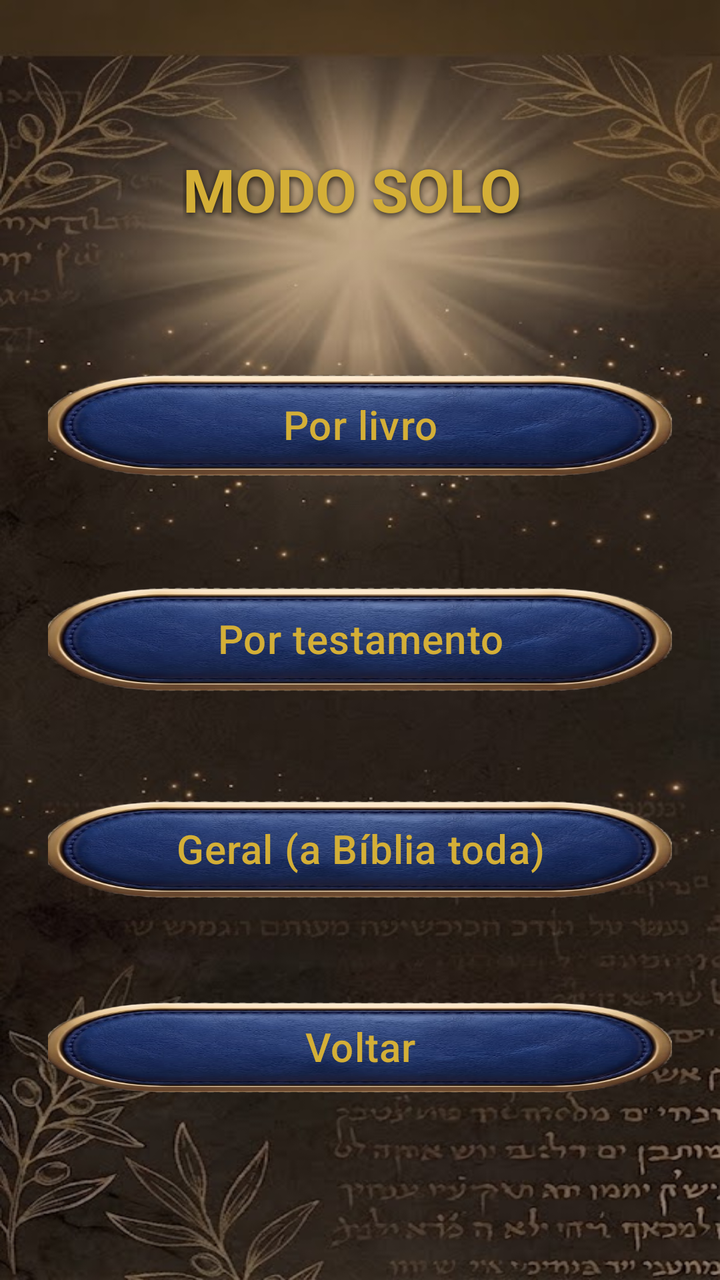
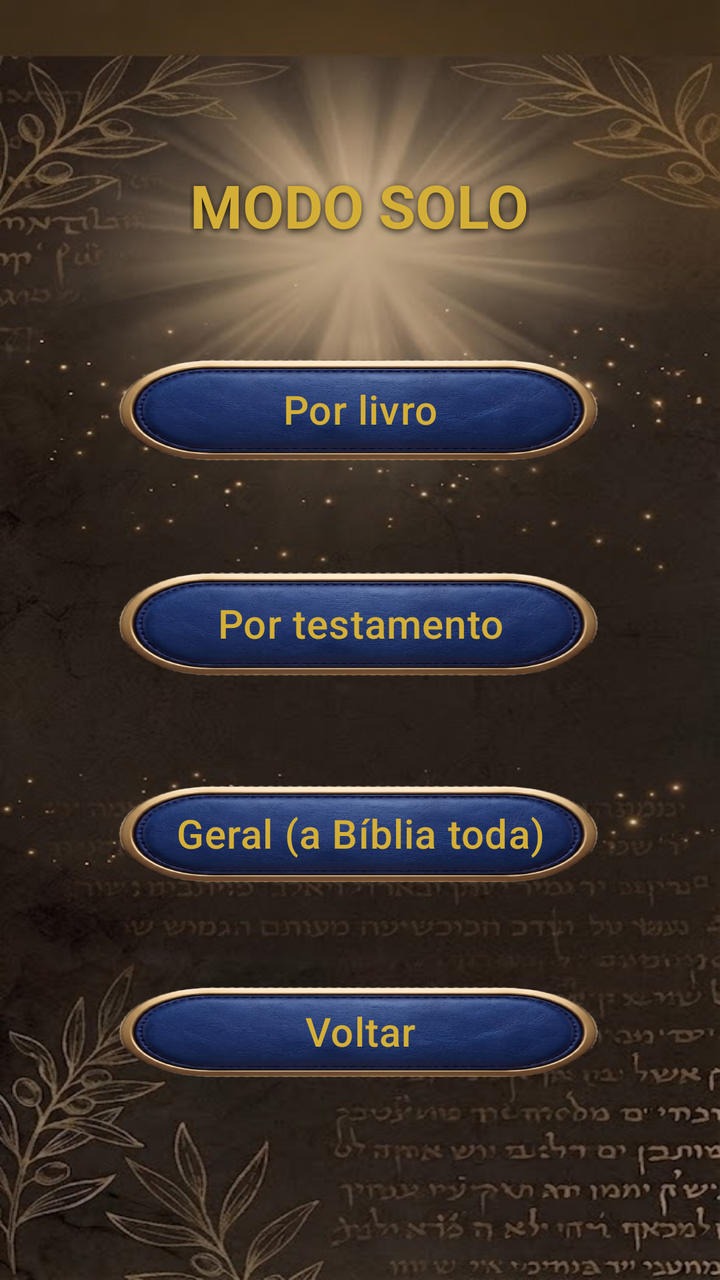

The first picture is an Android layout as it rendered before a commit; the second is the same layout after the commit. The layout source and the unified diff follow.
<!-- AndroidManifest.xml: application theme Theme.QuizBiblico -->
<!-- res/layout/activity_filtro.xml -->
<?xml version="1.0" encoding="utf-8"?>
<LinearLayout xmlns:android="http://schemas.android.com/apk/res/android"
    android:layout_width="match_parent"
    android:layout_height="match_parent"
    android:orientation="vertical"
    android:gravity="center"
    android:padding="24dp">

    <TextView
        style="@style/Widget.QuizBiblico.Titulo"
        android:layout_width="177dp"
        android:layout_height="56dp"
        android:layout_marginBottom="35dp"
        android:text="MODO SOLO"
        android:textSize="30sp" />

    <androidx.appcompat.widget.AppCompatButton
        android:id="@+id/botaoPorLivro"
        style="@style/Widget.QuizBiblico.Botao"
        android:layout_width="411dp"
        android:layout_height="94dp"
        android:layout_marginBottom="12dp"
        android:text="Por livro"
        android:textSize="20sp"/>

    <androidx.appcompat.widget.AppCompatButton
        android:id="@+id/botaoPorTestamento"
        style="@style/Widget.QuizBiblico.Botao"
        android:layout_width="411dp"
        android:layout_height="96dp"
        android:layout_marginBottom="12dp"
        android:textSize="20sp"
        android:text="Por testamento"/>


    <androidx.appcompat.widget.AppCompatButton
        android:id="@+id/botaoGeral"
        style="@style/Widget.QuizBiblico.Botao"
        android:layout_width="411dp"
        android:layout_height="90dp"
        android:layout_marginBottom="12dp"
        android:text="Geral (a Bíblia toda)"
        android:textSize="20sp"/>

    <androidx.appcompat.widget.AppCompatButton
        android:id="@+id/botaoVoltar"
        style="@style/Widget.QuizBiblico.Botao"
        android:layout_width="411dp"
        android:layout_height="84dp"
        android:text="Voltar"
        android:textSize="20sp"/>

</LinearLayout>
<!-- resources referenced by this layout -->
<resources>
  <style name="Widget.QuizBiblico.Botao" parent="Widget.AppCompat.Button">
          <item name="android:background">@drawable/botao_couro</item>
          <item name="android:stateListAnimator">@animator/botao_pressionado</item>   
          <item name="android:textColor">@color/qb_dourado</item>
          <item name="android:textAllCaps">false</item>
          <item name="android:letterSpacing">0.02</item>
          <item name="android:paddingStart">16dp</item>
          <item name="android:paddingEnd">16dp</item>
      </style>
  <style name="Widget.QuizBiblico.Titulo" parent="android:Widget.TextView">
          <item name="android:textColor">@color/qb_dourado</item>
          <item name="android:textSize">24sp</item>
          <item name="android:textStyle">bold</item>
          <item name="android:shadowColor">#CC000000</item>
          <item name="android:shadowDx">0</item>
          <item name="android:shadowDy">3</item>
          <item name="android:shadowRadius">8</item>
      </style>
  <style name="Theme.QuizBiblico" parent="Base.Theme.QuizBiblico" />
  <!-- drawable botao_couro: png bitmap (drawable, 180002 bytes) -->
  <color name="qb_dourado">#D4AF37</color>
  <style name="Base.Theme.QuizBiblico" parent="Theme.Material3.DayNight.NoActionBar">
          <item name="android:windowBackground">@drawable/bg_pergaminho_janela</item>
          <item name="colorPrimary">@color/qb_azul_botao</item>
          <item name="materialAlertDialogTheme">@style/ThemeOverlay.QuizBiblico.Dialogo</item>
          <item name="android:textColorPrimary">@color/qb_texto_claro</item>
          <item name="android:textColorSecondary">@color/qb_texto_claro</item>
      </style>
  <!-- drawable bg_pergaminho_janela (drawable) -->
  <?xml version="1.0" encoding="utf-8"?>
  <bitmap xmlns:android="http://schemas.android.com/apk/res/android"
      android:src="@drawable/bg_pergaminho"
      android:gravity="fill" />
  <color name="qb_azul_botao">#1F3B4D</color>
  <style name="ThemeOverlay.QuizBiblico.Dialogo" parent="ThemeOverlay.Material3.MaterialAlertDialog">
          <item name="colorSurface">@color/qb_fundo_dialogo</item>
          <item name="colorOnSurface">@color/qb_texto_claro</item>
          <item name="colorOnSurfaceVariant">@color/qb_texto_claro</item>
          <item name="buttonBarPositiveButtonStyle">@style/Widget.QuizBiblico.BotaoDialogo</item>
          <item name="buttonBarNegativeButtonStyle">@style/Widget.QuizBiblico.BotaoDialogo</item>
      </style>
  <color name="qb_texto_claro">#EFE0CA</color>
  <!-- drawable bg_pergaminho: png bitmap (drawable-nodpi, 498894 bytes) -->
  <color name="qb_fundo_dialogo">#2A2018</color>
  <style name="Widget.QuizBiblico.BotaoDialogo" parent="Widget.Material3.Button.TextButton.Dialog">
          <item name="android:textColor">@color/qb_branco</item>
          <item name="android:textStyle">bold</item>
          <item name="android:textSize">15sp</item>
      </style>
  <color name="qb_branco">#FFFFFF</color>
</resources>

<!-- the commit's change to res/layout/activity_filtro.xml (unified diff, before → after) -->
@@ -8,8 +8,8 @@
 
     <TextView
         style="@style/Widget.QuizBiblico.Titulo"
-        android:layout_width="177dp"
-        android:layout_height="56dp"
+        android:layout_width="wrap_content"
+        android:layout_height="wrap_content"
         android:layout_marginBottom="35dp"
         android:text="MODO SOLO"
         android:textSize="30sp" />
@@ -17,7 +17,7 @@
     <androidx.appcompat.widget.AppCompatButton
         android:id="@+id/botaoPorLivro"
         style="@style/Widget.QuizBiblico.Botao"
-        android:layout_width="411dp"
+        android:layout_width="match_parent"
         android:layout_height="94dp"
         android:layout_marginBottom="12dp"
         android:text="Por livro"
@@ -26,7 +26,7 @@
     <androidx.appcompat.widget.AppCompatButton
         android:id="@+id/botaoPorTestamento"
         style="@style/Widget.QuizBiblico.Botao"
-        android:layout_width="411dp"
+        android:layout_width="match_parent"
         android:layout_height="96dp"
         android:layout_marginBottom="12dp"
         android:textSize="20sp"
@@ -36,7 +36,7 @@
     <androidx.appcompat.widget.AppCompatButton
         android:id="@+id/botaoGeral"
         style="@style/Widget.QuizBiblico.Botao"
-        android:layout_width="411dp"
+        android:layout_width="match_parent"
         android:layout_height="90dp"
         android:layout_marginBottom="12dp"
         android:text="Geral (a Bíblia toda)"
@@ -45,7 +45,7 @@
     <androidx.appcompat.widget.AppCompatButton
         android:id="@+id/botaoVoltar"
         style="@style/Widget.QuizBiblico.Botao"
-        android:layout_width="411dp"
+        android:layout_width="match_parent"
         android:layout_height="84dp"
         android:text="Voltar"
         android:textSize="20sp"/>
